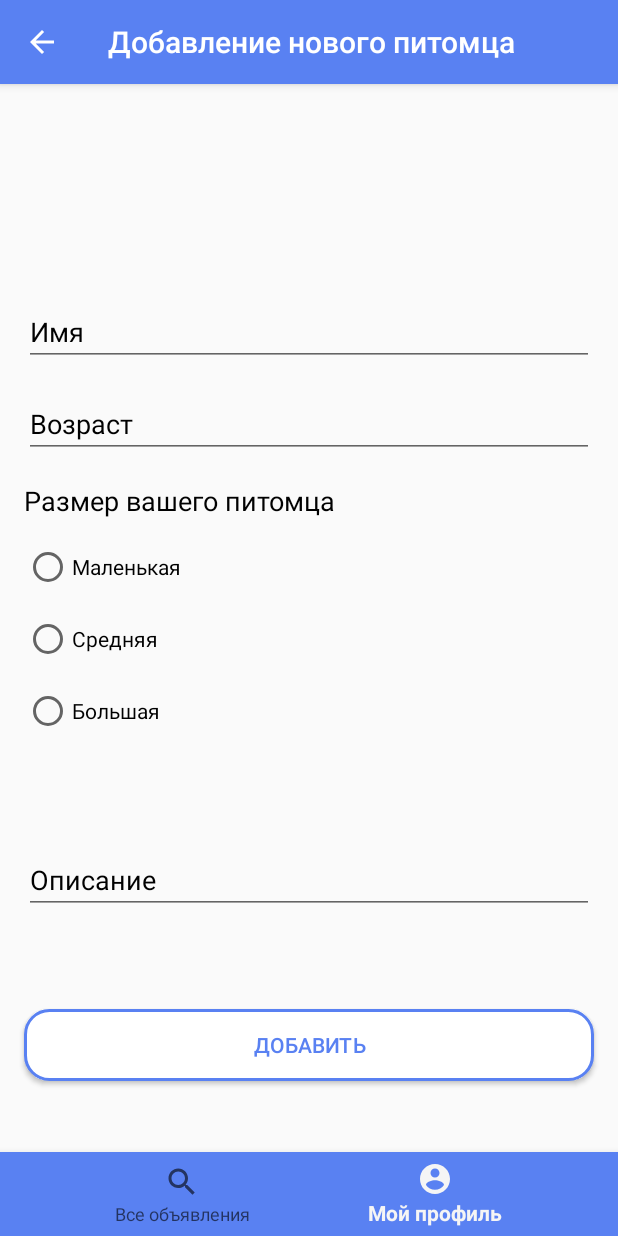
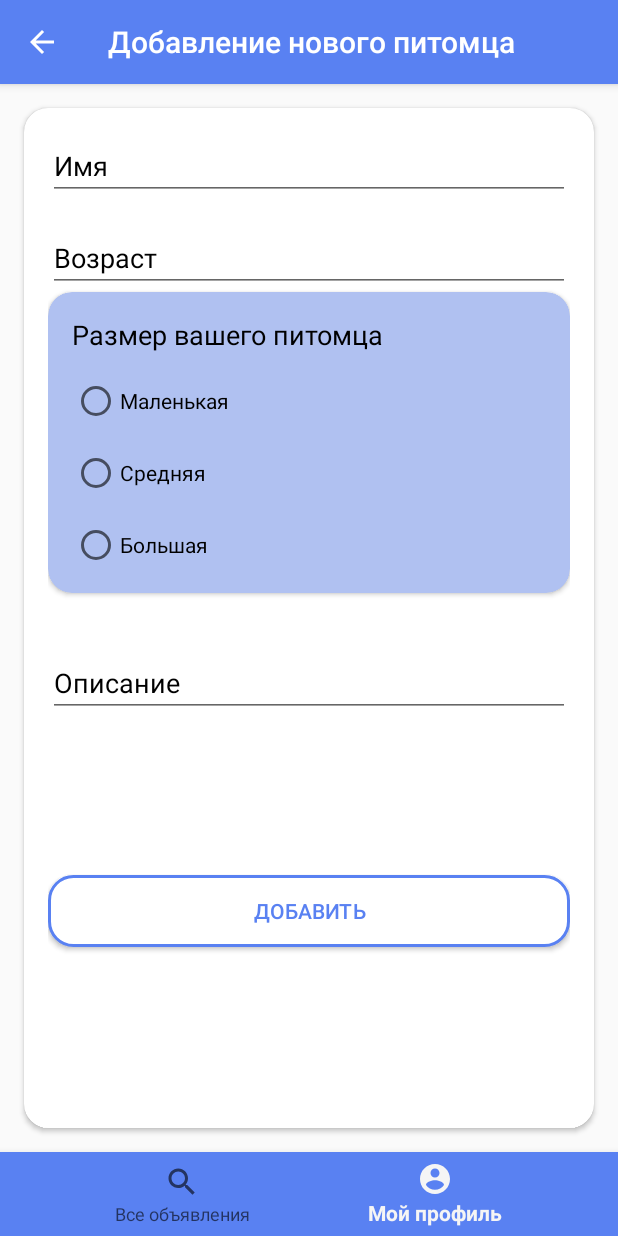
Before and after one commit to PIXXXA/DogWalk, an Android app: the fragment NewPetFragment placed in its activity, on a phone screen of 412 x 824 dp. Run offline under Robolectric (Android 15) with nearby library versions, the light colour scheme and no system bars; our stand-ins replace Dagger/Hilt's generated code, data binding.

Commit message:
edit design

```diff
--- a/app/src/main/java/com/firsttask/dog/fragments/profile/ProfileFragment.kt
+++ b/app/src/main/java/com/firsttask/dog/fragments/profile/ProfileFragment.kt
@@ -4,7 +4,6 @@ import android.content.Context
 import android.content.Intent
 import android.content.SharedPreferences
 import android.os.Bundle
-import android.os.Handler
 import android.util.Log
 import android.view.LayoutInflater
 import android.view.View
@@ -12,23 +11,18 @@ import android.view.ViewGroup
 import android.widget.Toast
 import androidx.databinding.DataBindingUtil
 import androidx.fragment.app.Fragment
-import androidx.lifecycle.LiveData
 import androidx.lifecycle.Observer
 import androidx.lifecycle.ViewModelProvider
-import androidx.lifecycle.lifecycleScope
 import androidx.recyclerview.widget.LinearLayoutManager
 import androidx.recyclerview.widget.RecyclerView
 import com.firsttask.dog.*
 import com.firsttask.dog.activity.LoginActivity
 import com.firsttask.dog.activity.WalkerActivity
 import com.firsttask.dog.databinding.FragmentProfileBinding
-import com.firsttask.dog.db.entity.Pet
 import com.firsttask.dog.fragments.addpet.NewPetFragment
 import com.firsttask.dog.fragments.editprofile.EditProfileFragment
 import com.firsttask.dog.fragments.profile.adapter.PetAdapter
 import kotlinx.android.synthetic.main.fragment_profile.*
-import kotlinx.coroutines.Dispatchers
-import kotlinx.coroutines.withContext
 import javax.inject.Inject
 
 
@@ -39,7 +33,7 @@ class ProfileFragment : Fragment() {
     private lateinit var viewModel: ProfileViewModel
     private lateinit var sharedPreference: SharedPreferences
     var accountType: Boolean = true
-    lateinit var adapt : PetAdapter
+    lateinit var adapt: PetAdapter
 
     override fun onCreate(savedInstanceState: Bundle?) {
         super.onCreate(savedInstanceState)
@@ -76,7 +70,7 @@ class ProfileFragment : Fragment() {
             it?.let { it1 -> editor.putLong(OWNER_ID, it1) }
             editor.commit()
         })
-        Thread.sleep(10)
+        Thread.sleep(50)
     }
 
     private fun getSharedPreference() {
@@ -95,7 +89,8 @@ class ProfileFragment : Fragment() {
             profileRecyclerView.visibility = View.VISIBLE
             addNewPetButton.visibility = View.VISIBLE
             walkerInfo.visibility = View.GONE
-            viewModel.getRecyclerViewData().observe(viewLifecycleOwner, Observer { adapt.setItems(it)
+            viewModel.getRecyclerViewData().observe(viewLifecycleOwner, Observer {
+                adapt.setItems(it)
                 Log.d("PetData", it.toString().plus(it.size))
                 Log.d("PetData", viewModel.id.value.toString())
             })
--- a/app/src/main/java/com/firsttask/dog/fragments/profile/ProfileViewModel.kt
+++ b/app/src/main/java/com/firsttask/dog/fragments/profile/ProfileViewModel.kt
@@ -1,7 +1,6 @@
 package com.firsttask.dog.fragments.profile
 
 import android.util.Log
-import androidx.lifecycle.LifecycleCoroutineScope
 import androidx.lifecycle.LiveData
 import androidx.lifecycle.MutableLiveData
 import androidx.lifecycle.ViewModel
--- a/app/src/main/java/com/firsttask/dog/fragments/profile/adapter/PetAdapter.kt
+++ b/app/src/main/java/com/firsttask/dog/fragments/profile/adapter/PetAdapter.kt
@@ -1,7 +1,5 @@
 package com.firsttask.dog.fragments.profile.adapter
 
-import android.app.Activity
-import android.content.Context
 import android.os.Bundle
 import android.view.LayoutInflater
 import android.view.View
@@ -27,14 +25,14 @@ class PetAdapter(
 
     override fun onBindViewHolder(holder: PetViewHolder, position: Int) {
         val recyclerViewEntity = recyclerViewItem[position]
-        holder.binding(recyclerViewEntity,activity)
+        holder.binding(recyclerViewEntity, activity)
     }
 
     override fun getItemCount(): Int {
         return recyclerViewItem.size
     }
 
-    fun setItems(itemView : List<Pet>){
+    fun setItems(itemView: List<Pet>) {
         recyclerViewItem = itemView
         notifyDataSetChanged()
     }
--- a/app/src/main/res/layout/fragment_filter.xml
+++ b/app/src/main/res/layout/fragment_filter.xml
@@ -25,6 +25,7 @@
         android:layout_width="0dp"
         android:layout_height="wrap_content"
         android:layout_marginTop="@dimen/filter_margin"
+        android:backgroundTint="@color/colorLightGreen"
         app:cardCornerRadius="@dimen/filter_margin"
         app:layout_constraintEnd_toStartOf="@+id/rightGuideline"
         app:layout_constraintStart_toStartOf="@+id/leftGuideline"
--- a/app/src/main/res/layout/fragment_new_pet.xml
+++ b/app/src/main/res/layout/fragment_new_pet.xml
@@ -1,5 +1,5 @@
 <?xml version="1.0" encoding="utf-8"?>
-<layout>
+<layout xmlns:tools="http://schemas.android.com/tools">
 
     <data>
 
@@ -10,38 +10,20 @@
 
     <androidx.constraintlayout.widget.ConstraintLayout xmlns:android="http://schemas.android.com/apk/res/android"
         xmlns:app="http://schemas.android.com/apk/res-auto"
-        xmlns:tools="http://schemas.android.com/tools"
         android:layout_width="match_parent"
         android:layout_height="match_parent"
         tools:context=".fragments.addpet.NewPetFragment">
 
-        <androidx.constraintlayout.widget.Guideline
-            android:id="@+id/petLeftGuideline"
-            android:layout_width="wrap_content"
-            android:layout_height="wrap_content"
-            android:orientation="vertical"
-            app:layout_constraintGuide_begin="@dimen/new_pet_margin" />
+        <androidx.cardview.widget.CardView
+            android:layout_width="match_parent"
+            android:layout_height="match_parent"
+            android:layout_margin="@dimen/new_pet_margin"
+            app:cardCornerRadius="@dimen/new_pet_margin">
 
-        <androidx.constraintlayout.widget.Guideline
-            android:id="@+id/petRightGuideline"
-            android:layout_width="wrap_content"
-            android:layout_height="wrap_content"
-            android:orientation="vertical"
-            app:layout_constraintGuide_end="@dimen/new_pet_margin" />
-
-        <androidx.constraintlayout.widget.Guideline
-            android:id="@+id/topGuideline"
-            android:layout_width="wrap_content"
-            android:layout_height="wrap_content"
-            android:orientation="horizontal"
-            app:layout_constraintGuide_percent="0.2" />
-
-        <androidx.constraintlayout.widget.Guideline
-            android:id="@+id/bottomGuideline"
-            android:layout_width="wrap_content"
-            android:layout_height="wrap_content"
-            android:orientation="horizontal"
-            app:layout_constraintGuide_percent="0.8" />
+            <androidx.constraintlayout.widget.ConstraintLayout
+                android:layout_width="match_parent"
+                android:layout_height="match_parent"
+                android:padding="@dimen/new_pet_margin">
 
                 <EditText
                     android:id="@+id/newPetName"
@@ -51,9 +33,9 @@
                     android:hint="@string/new_pet_name"
                     android:inputType="textPersonName"
                     android:text="@={viewModel.petName}"
-            app:layout_constraintEnd_toStartOf="@+id/petRightGuideline"
-            app:layout_constraintStart_toStartOf="@+id/petLeftGuideline"
-            app:layout_constraintTop_toTopOf="@+id/topGuideline" />
+                    app:layout_constraintEnd_toEndOf="parent"
+                    app:layout_constraintStart_toStartOf="parent"
+                    app:layout_constraintTop_toTopOf="parent" />
 
                 <EditText
                     android:id="@+id/newPetAge"
@@ -64,28 +46,42 @@
                     android:hint="@string/new_pet_age"
                     android:inputType="textPersonName"
                     android:text="@={viewModel.petAge}"
-            app:layout_constraintEnd_toStartOf="@+id/petRightGuideline"
-            app:layout_constraintStart_toStartOf="@+id/petLeftGuideline"
+                    app:layout_constraintEnd_toEndOf="parent"
+                    app:layout_constraintStart_toStartOf="parent"
                     app:layout_constraintTop_toBottomOf="@+id/newPetName" />
+
+                <androidx.cardview.widget.CardView
+                    android:id="@+id/radioGroupCardView"
+                    android:layout_width="match_parent"
+                    android:layout_height="wrap_content"
+                    android:backgroundTint="@color/colorLightBlue"
+                    app:cardCornerRadius="@dimen/new_pet_margin"
+                    app:layout_constraintEnd_toEndOf="parent"
+                    app:layout_constraintStart_toStartOf="parent"
+                    app:layout_constraintTop_toBottomOf="@+id/newPetAge">
+
+                    <androidx.constraintlayout.widget.ConstraintLayout
+                        android:layout_width="match_parent"
+                        android:layout_height="match_parent"
+                        android:padding="@dimen/new_pet_margin">
 
                         <TextView
                             android:id="@+id/petSizeTitle"
                             style="@style/NewPetSubtitle"
-            android:layout_width="0dp"
+                            android:layout_width="match_parent"
                             android:layout_height="wrap_content"
-            android:layout_marginTop="@dimen/new_pet_margin"
                             android:text="@string/new_pet_size"
-            app:layout_constraintEnd_toStartOf="@+id/petRightGuideline"
-            app:layout_constraintStart_toStartOf="@+id/petLeftGuideline"
-            app:layout_constraintTop_toBottomOf="@+id/newPetAge" />
+                            app:layout_constraintEnd_toEndOf="parent"
+                            app:layout_constraintStart_toStartOf="parent"
+                            app:layout_constraintTop_toTopOf="parent" />
 
                         <RadioGroup
                             android:id="@+id/petSizeRadioGroup"
-            android:layout_width="0dp"
+                            android:layout_width="match_parent"
                             android:layout_height="wrap_content"
                             android:layout_marginTop="@dimen/new_pet_margin"
-            app:layout_constraintEnd_toStartOf="@+id/petRightGuideline"
-            app:layout_constraintStart_toStartOf="@+id/petLeftGuideline"
+                            app:layout_constraintEnd_toEndOf="parent"
+                            app:layout_constraintStart_toStartOf="parent"
                             app:layout_constraintTop_toBottomOf="@+id/petSizeTitle">
 
                             <RadioButton
@@ -108,25 +104,26 @@
                                 android:layout_marginTop="@dimen/new_pet_margin"
                                 android:text="@string/new_pet_size_big" />
                         </RadioGroup>
+                    </androidx.constraintlayout.widget.ConstraintLayout>
+                </androidx.cardview.widget.CardView>
 
                 <EditText
                     android:id="@+id/newPetDescription"
                     style="@style/EditTextHint"
                     android:layout_width="0dp"
-            android:layout_height="0dp"
+                    android:layout_height="wrap_content"
                     android:layout_marginTop="@dimen/new_pet_margin"
                     android:layout_marginBottom="@dimen/new_pet_margin"
                     android:autofillHints="@string/new_pet_description"
                     android:gravity="bottom"
                     android:hint="@string/new_pet_description"
                     android:inputType="textMultiLine"
-            android:lines="5"
+                    android:lines="2"
                     android:maxLines="5"
                     android:text="@={viewModel.petDescription}"
-            app:layout_constraintBottom_toTopOf="@+id/bottomGuideline"
-            app:layout_constraintEnd_toStartOf="@+id/petRightGuideline"
-            app:layout_constraintStart_toStartOf="@+id/petLeftGuideline"
-            app:layout_constraintTop_toBottomOf="@+id/petSizeRadioGroup" />
+                    app:layout_constraintEnd_toEndOf="parent"
+                    app:layout_constraintStart_toStartOf="parent"
+                    app:layout_constraintTop_toBottomOf="@+id/radioGroupCardView"/>
 
                 <Button
                     android:id="@+id/saveNewPetButton"
@@ -137,9 +134,11 @@
                     android:textColor="@color/colorBlue"
                     android:textSize="@dimen/label_small_text_size"
                     app:layout_constraintBottom_toBottomOf="parent"
-            app:layout_constraintEnd_toStartOf="@+id/petRightGuideline"
-            app:layout_constraintStart_toStartOf="@+id/petLeftGuideline"
-            app:layout_constraintTop_toTopOf="@+id/bottomGuideline" />
+                    app:layout_constraintEnd_toEndOf="parent"
+                    app:layout_constraintStart_toStartOf="parent"
+                    app:layout_constraintTop_toBottomOf="@id/newPetDescription" />
 
             </androidx.constraintlayout.widget.ConstraintLayout>
+        </androidx.cardview.widget.CardView>
+    </androidx.constraintlayout.widget.ConstraintLayout>
 </layout>
--- a/app/src/main/res/layout/fragment_order_details.xml
+++ b/app/src/main/res/layout/fragment_order_details.xml
@@ -23,6 +23,7 @@
             <androidx.cardview.widget.CardView
                 android:layout_width="match_parent"
                 android:layout_height="wrap_content"
+                android:backgroundTint="@color/colorLightYellow"
                 android:layout_margin="@dimen/order_details_margin"
                 app:cardCornerRadius="@dimen/order_details_margin">
 
--- a/app/src/main/res/values/colors.xml
+++ b/app/src/main/res/values/colors.xml
@@ -7,4 +7,8 @@
     <color name="colorRed">#FF0000</color>
     <color name="colorBlack">#000000</color>
     <color name="colorBlue">#5981F2</color>
+    <color name="colorLightBlue">#B0C1F1</color>
+    <color name="colorLightYellow">#F6ED9E</color>
+    <color name="colorLightGreen">#B2DFDB</color>
+    <color name="colorLightOrange">#FFEAE4</color>
 </resources>
--- a/app/src/main/res/values/strings.xml
+++ b/app/src/main/res/values/strings.xml
@@ -48,7 +48,7 @@
     <string name="profile">Профиль</string>
     <string name="profile_add_pet">Добавить новое животное</string>
     <string name="profile_exit">Выйти</string>
-    <string name="profile_click_to_edit">Редактировать профиль ></string>
+    <string name="profile_click_to_edit">Редактировать профиль</string>
     <string name="profile_all_dogs">Собаки</string>
     <string name="profile_experience">Какой у вас опыт?</string>
     <string name="profile_description">Опишите себя</string>
```
Also changed, not shown: app/src/main/java/com/firsttask/dog/fragments/announcementlist/adapter/OwnerAdapter.kt (+6 -6 lines), app/src/main/res/layout/fragment_edit_profile.xml (+33 -15 lines), app/src/main/res/layout/fragment_owner_item.xml (+6 -2 lines), app/src/main/res/layout/fragment_profile.xml (+18 -16 lines), app/src/main/res/layout/fragment_profile_item.xml (+8 -6 lines), app/src/main/res/layout/fragment_walker_item.xml (+8 -4 lines), app/src/main/res/values/dimens.xml (+5 -2 lines). Lines whose indentation alone changed are shown as unchanged.
